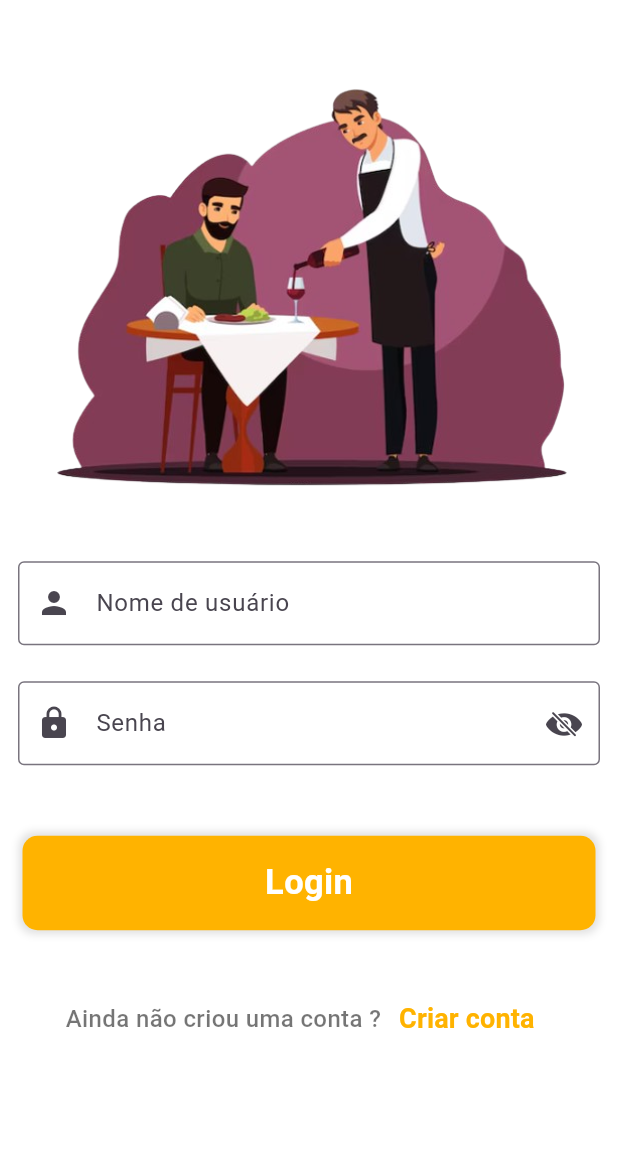
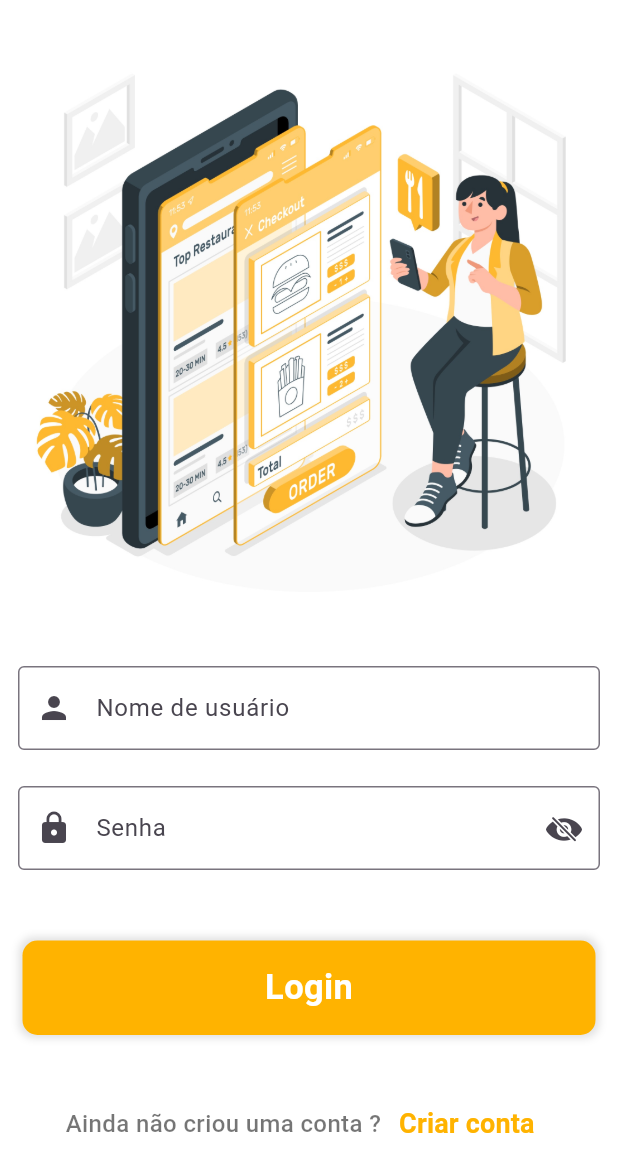
Before and after one commit to LucasDevMelo/smart-reservation, a Flutter app: the screen it shows after launch, after a tap on "Login", on a phone screen of 412 x 824 dp. Shown: the top 1172 px of the screen. Run offline on Flutter 3.47's test engine with Material 3 defaults, Android fonts, the phone set to English and light mode, and no system bars; missing offline and left inert: custom_clippers.

Commit message:
melhorias de design

```diff
--- a/lib/screens/login_screen.dart
+++ b/lib/screens/login_screen.dart
@@ -23,7 +23,7 @@ class _loginScreenState extends State<loginScreen> {
                   Padding(
                     padding: const EdgeInsets.all(20),
                     child: Image.asset(
-                      "images/capa.png",
+                      "images/imgtelas.jpg",
                     ),
                   ),
                   SizedBox(height: 10),
```
Also changed, not shown: images/imgtelas.jpg (added).
